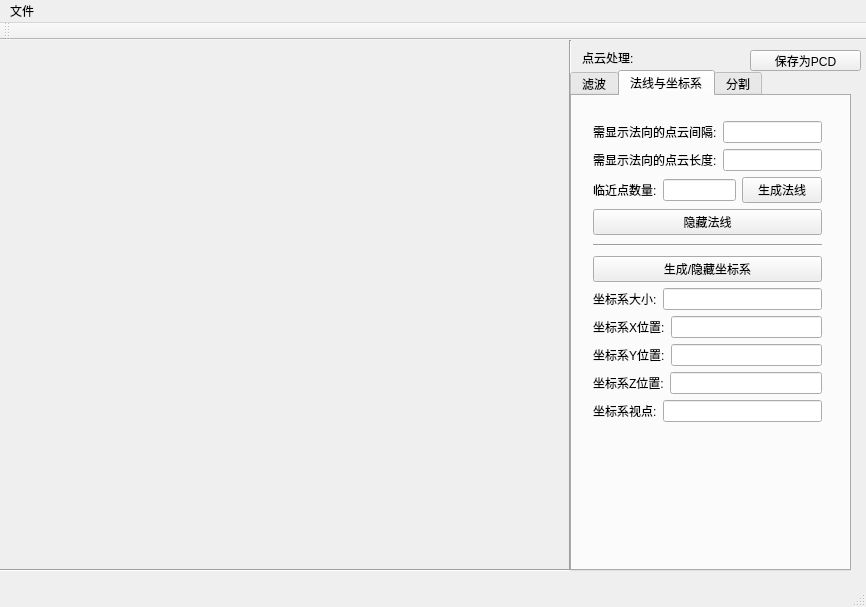
Before: the Qt Designer form QT_Show_PCD.ui in ChenRuixiang1997/QT_Show_PCD, drawn with Qt 5.
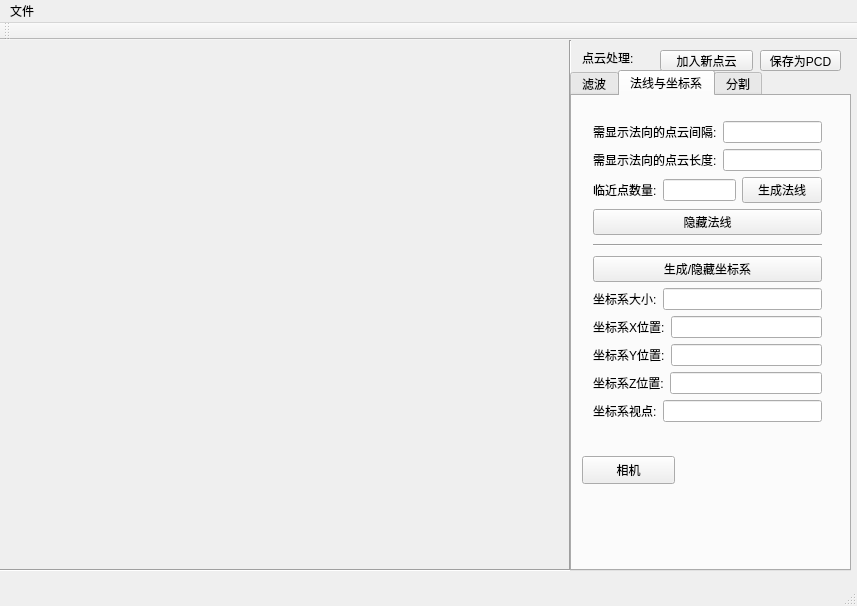
After: the same form once the commit is applied. The open tabs and pages were chosen to show the change. Custom widgets are drawn as their Qt base class.

Commit message: 加入realsenceSDK2.0,能够类照相形式进行点云采集

```diff
--- a/QT_Show_PCD.ui
+++ b/QT_Show_PCD.ui
@@ -6,8 +6,8 @@
    <rect>
     <x>0</x>
     <y>0</y>
-    <width>866</width>
-    <height>607</height>
+    <width>857</width>
+    <height>606</height>
    </rect>
   </property>
   <property name="windowTitle">
@@ -66,9 +66,9 @@
    <widget class="QPushButton" name="saveAsPCD">
     <property name="geometry">
      <rect>
-      <x>750</x>
+      <x>760</x>
       <y>10</y>
-      <width>111</width>
+      <width>81</width>
       <height>21</height>
      </rect>
     </property>
@@ -603,6 +603,19 @@
        </item>
       </layout>
      </widget>
+     <widget class="QPushButton" name="realSenceShowCloud">
+      <property name="geometry">
+       <rect>
+        <x>10</x>
+        <y>360</y>
+        <width>93</width>
+        <height>28</height>
+       </rect>
+      </property>
+      <property name="text">
+       <string>相机</string>
+      </property>
+     </widget>
     </widget>
     <widget class="QWidget" name="tab_3">
      <attribute name="title">
@@ -807,13 +820,26 @@
      </widget>
     </widget>
    </widget>
+   <widget class="QPushButton" name="addNewPointCloud">
+    <property name="geometry">
+     <rect>
+      <x>660</x>
+      <y>10</y>
+      <width>93</width>
+      <height>21</height>
+     </rect>
+    </property>
+    <property name="text">
+     <string>加入新点云</string>
+    </property>
+   </widget>
   </widget>
   <widget class="QMenuBar" name="menuBar">
    <property name="geometry">
     <rect>
      <x>0</x>
      <y>0</y>
-     <width>866</width>
+     <width>857</width>
      <height>26</height>
     </rect>
    </property>
```
Left out of the diff: 4 changed lines with no effect on the pictures. The commit also changes 22 other files.
